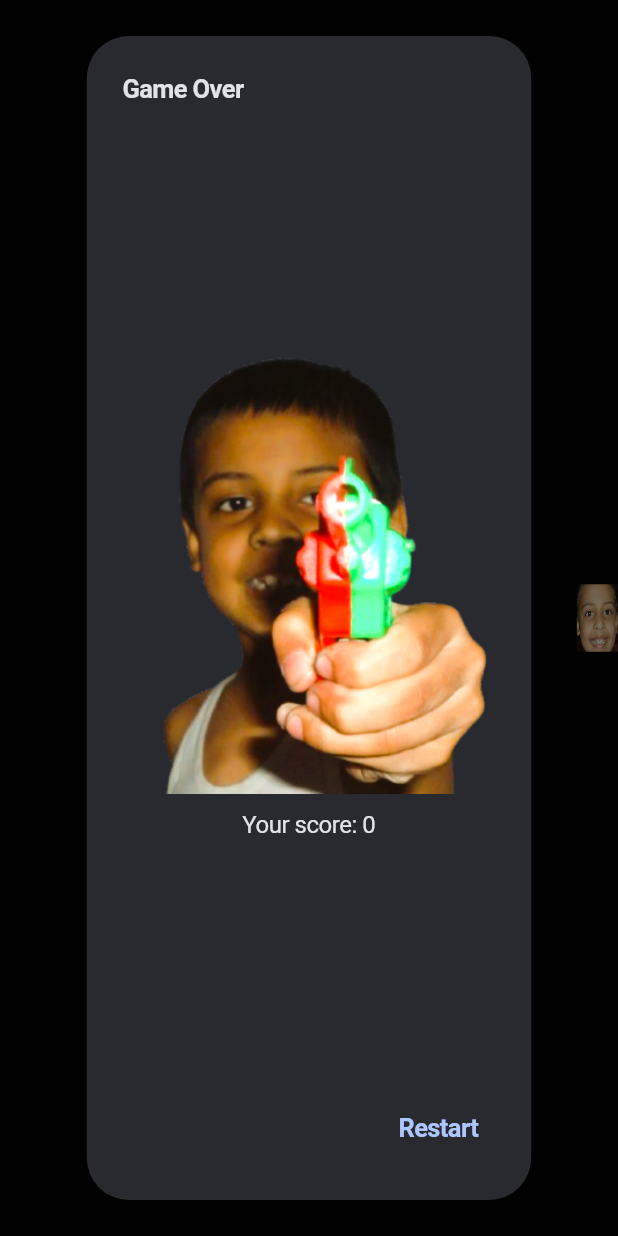
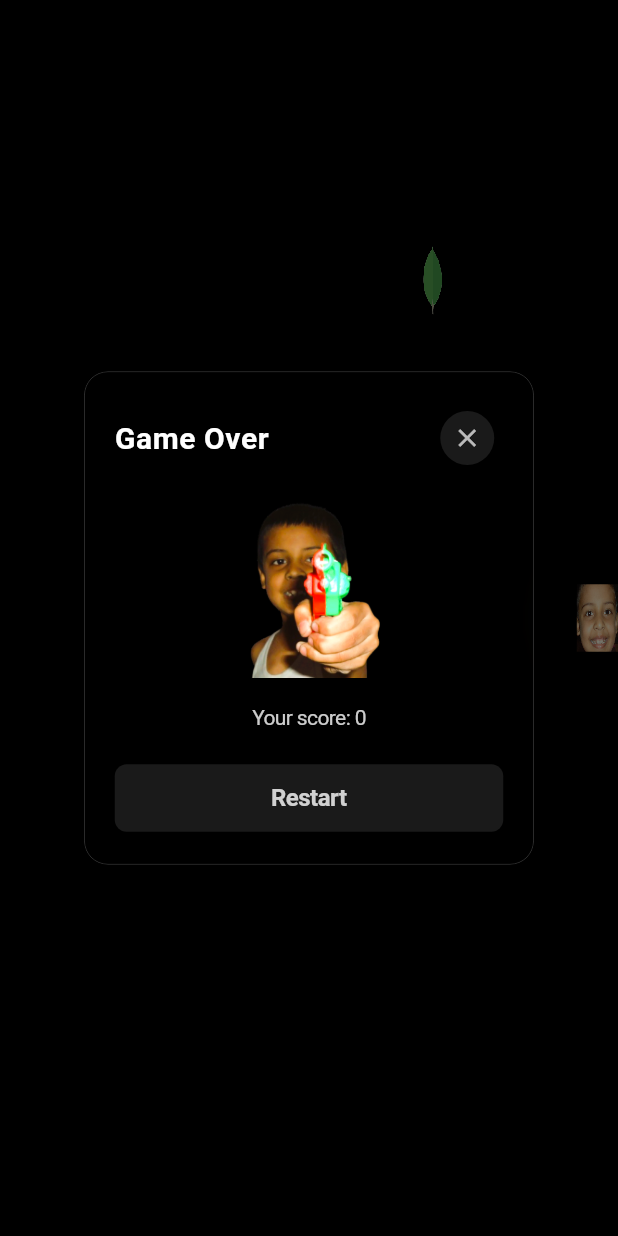
Before and after one commit to Utsav-J/my-portfolio-website, a Flutter app: the SnakeGame widget shown alone on an empty page, opened directly, on a phone screen of 412 x 824 dp. Run offline on Flutter 3.47's test engine with Material 3 defaults, Android fonts, the phone set to English and light mode, and no system bars; our stand-ins replace cached_network_image, cloud_firestore, firebase_core, icons_plus, lottie, web; missing offline and left inert: dart:ui_web; accounts and stored records are empty; generated files the repository leaves out were written again; Roboto replaces fonts that are missing (.AppleSystemUIFont).

Commit message:
basic ahh mac complete, things go crazy from now

```diff
--- a/lib/screens/snake/snake_game.dart
+++ b/lib/screens/snake/snake_game.dart
@@ -2,6 +2,7 @@ import 'dart:async';
 import 'dart:math';
 import 'package:flutter/material.dart';
 import 'package:flutter/services.dart';
+import 'package:portfolio/config/app_design.dart';
 
 class SnakeGame extends StatefulWidget {
   const SnakeGame({super.key});
@@ -78,38 +79,7 @@ class _SnakeGameState extends State<SnakeGame> {
         newHead.y >= rows ||
         snake.contains(newHead)) {
       timer.cancel();
-      showDialog(
-        context: context,
-        builder: (_) => AlertDialog(
-          title: const Text('Game Over'),
-          content: Column(
-            mainAxisAlignment: MainAxisAlignment.center,
-            crossAxisAlignment: CrossAxisAlignment.center,
-            children: [
-              Image.asset('assets/game_over.png', height: 300),
-              SizedBox(height: 10),
-              Text('Your score: ${snake.length - 1}'),
-            ],
-          ),
-          actions: [
-            TextButton(
-              onPressed: () {
-                Navigator.pop(context);
-                setState(() {
-                  snake = [const Point(7, 7)];
-                  direction = const Point(1, 0);
-                  _spawnFood();
-                  this.timer = Timer.periodic(
-                    const Duration(milliseconds: 200),
-                    _update,
-                  );
-                });
-              },
-              child: const Text('Restart'),
-            ),
-          ],
-        ),
-      );
+      _showGameOverOverlay();
       return;
     }
 
@@ -130,6 +100,32 @@ class _SnakeGameState extends State<SnakeGame> {
         direction = newDir;
       });
     }
+  }
+
+  void _showGameOverOverlay() {
+    showDialog(
+      context: context,
+      barrierDismissible: true,
+      barrierColor: Colors.black54,
+      builder: (_) => _GameOverOverlay(
+        score: snake.length - 1,
+        onRestart: () {
+          Navigator.pop(context);
+          setState(() {
+            snake = [const Point(7, 7)];
+            direction = const Point(1, 0);
+            _spawnFood();
+            this.timer = Timer.periodic(
+              const Duration(milliseconds: 200),
+              _update,
+            );
+          });
+        },
+        onClose: () {
+          Navigator.pop(context);
+        },
+      ),
+    );
   }
 
   @override
@@ -259,3 +255,146 @@ class _SnakePainter extends CustomPainter {
   @override
   bool shouldRepaint(covariant CustomPainter oldDelegate) => true;
 }
+
+class _GameOverOverlay extends StatefulWidget {
+  final int score;
+  final VoidCallback onRestart;
+  final VoidCallback onClose;
+
+  const _GameOverOverlay({
+    required this.score,
+    required this.onRestart,
+    required this.onClose,
+  });
+
+  @override
+  State<_GameOverOverlay> createState() => _GameOverOverlayState();
+}
+
+class _GameOverOverlayState extends State<_GameOverOverlay>
+    with TickerProviderStateMixin {
+  late AnimationController _scaleController;
+  late AnimationController _fadeController;
+  late Animation<double> _scaleAnimation;
+  late Animation<double> _fadeAnimation;
+
+  @override
+  void initState() {
+    super.initState();
+
+    _scaleController = AnimationController(
+      duration: const Duration(milliseconds: 300),
+      vsync: this,
+    );
+
+    _fadeController = AnimationController(
+      duration: const Duration(milliseconds: 200),
+      vsync: this,
+    );
+
+    _scaleAnimation = Tween<double>(begin: 0.8, end: 1.0).animate(
+      CurvedAnimation(parent: _scaleController, curve: Curves.easeOutBack),
+    );
+
+    _fadeAnimation = Tween<double>(
+      begin: 0.0,
+      end: 1.0,
+    ).animate(CurvedAnimation(parent: _fadeController, curve: Curves.easeOut));
+
+    // Start animations
+    _fadeController.forward();
+    _scaleController.forward();
+  }
+
+  @override
+  void dispose() {
+    _scaleController.dispose();
+    _fadeController.dispose();
+    super.dispose();
+  }
+
+  @override
+  Widget build(BuildContext context) {
+    return FadeTransition(
+      opacity: _fadeAnimation,
+      child: ScaleTransition(
+        scale: _scaleAnimation,
+        child: Material(
+          color: Colors.transparent,
+          child: Center(
+            child: AppDesign.glassmorphicContainer(
+              width: 300,
+              padding: const EdgeInsets.all(20),
+              borderRadius: 16.0,
+              blurStrength: 20.0,
+              child: Column(
+                mainAxisSize: MainAxisSize.min,
+                children: [
+                  // Header with close button
+                  Row(
+                    mainAxisAlignment: MainAxisAlignment.spaceBetween,
+                    children: [
+                      Text('Game Over', style: AppDesign.popupTitle()),
+                      IconButton(
+                        onPressed: widget.onClose,
+                        icon: const Icon(
+                          Icons.close,
+                          color: Colors.white70,
+                          size: 20,
+                        ),
+                        style: IconButton.styleFrom(
+                          backgroundColor: Colors.white.withValues(alpha: 0.1),
+                          padding: const EdgeInsets.all(8),
+                          minimumSize: const Size(32, 32),
+                        ),
+                      ),
+                    ],
+                  ),
+                  const SizedBox(height: 16),
+
+                  // Game Over Image
+                  Image.asset('assets/game_over.png', height: 120),
+                  const SizedBox(height: 16),
+
+                  // Score
+                  Text(
+                    'Your score: ${widget.score}',
+                    textAlign: TextAlign.center,
+                    style: AppDesign.popupBody(),
+                  ),
+                  const SizedBox(height: 20),
+
+                  // Buttons
+                  Row(
+                    children: [
+                      Expanded(
+                        child: TextButton(
+                          onPressed: widget.onRestart,
+                          style: TextButton.styleFrom(
+                            padding: const EdgeInsets.symmetric(vertical: 12),
+                            backgroundColor: Colors.white.withValues(
+                              alpha: 0.1,
+                            ),
+                            shape: RoundedRectangleBorder(
+                              borderRadius: BorderRadius.circular(8),
+                            ),
+                          ),
+                          child: Text(
+                            'Restart',
+                            style: AppDesign.buttonText(
+                              color: Colors.white.withValues(alpha: 0.8),
+                            ),
+                          ),
+                        ),
+                      ),
+                    ],
+                  ),
+                ],
+              ),
+            ),
+          ),
+        ),
+      ),
+    );
+  }
+}
```
